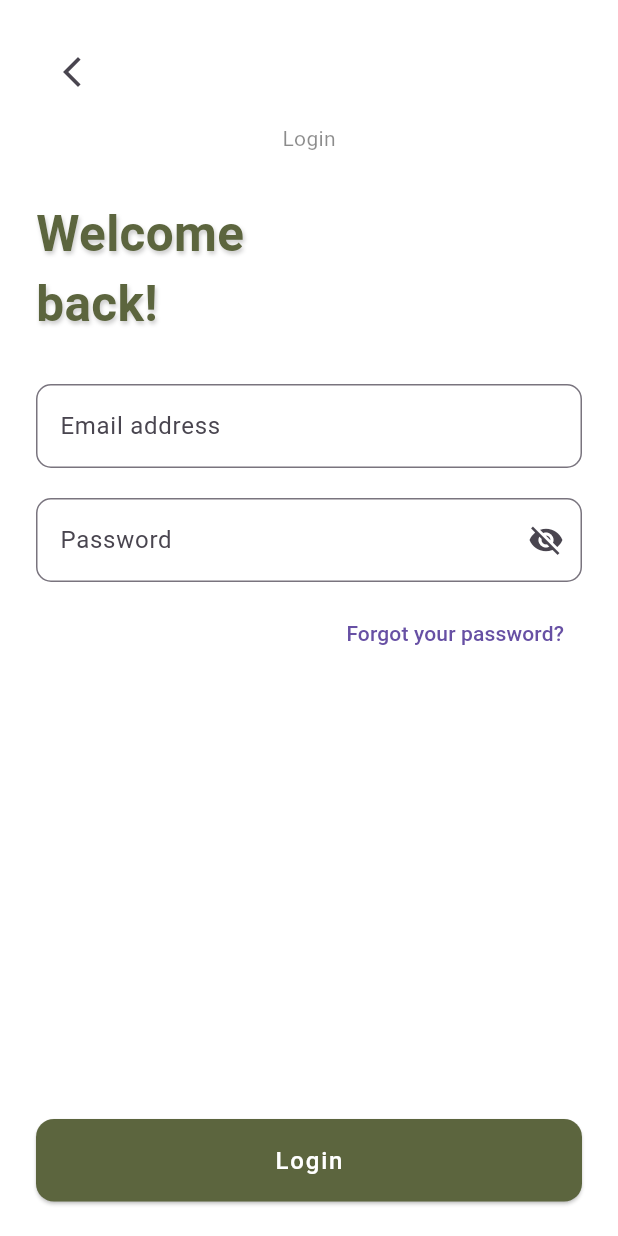
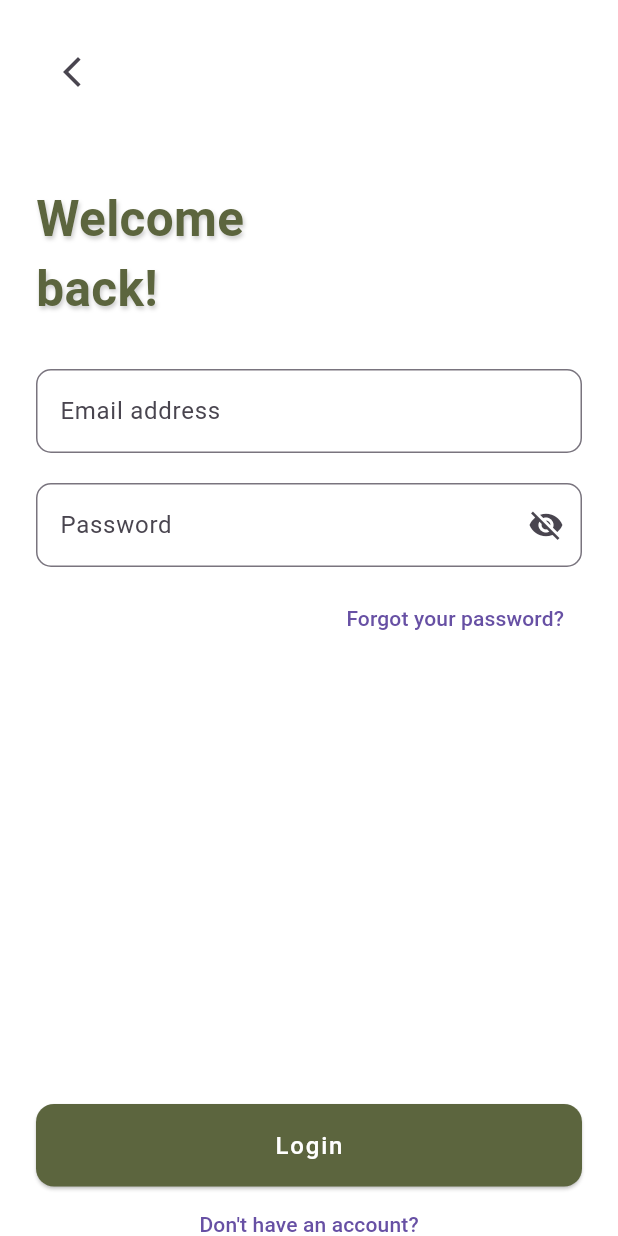
Before and after one commit to alphas12/trash_track, a Flutter app: the LoginPage screen opened directly, on a phone screen of 412 x 824 dp. Run offline on Flutter 3.47's test engine with Material 3 defaults, Android fonts, the phone set to English and light mode, and no system bars.

Commit message:
Update login_screen.dart

```diff
--- a/lib/screens/login_screen.dart
+++ b/lib/screens/login_screen.dart
@@ -1,4 +1,5 @@
 import 'package:flutter/material.dart';
+import 'package:trash_track/screens/signup_page.dart';
 
 class LoginPage extends StatelessWidget {
   const LoginPage({super.key});
@@ -23,16 +24,11 @@ class LoginPage extends StatelessWidget {
                   children: [
                     IconButton(
                       icon: const Icon(Icons.arrow_back_ios_new),
-                      onPressed: () {},
+                      onPressed: () {
+                        Navigator.pop(context);
+                      },
                     ),
-                    const SizedBox(height: 10),
-                    const Center(
-                      child: Text(
-                        'Login',
-                        style: TextStyle(fontSize: 14, color: Colors.black45),
-                      ),
-                    ),
-                    const SizedBox(height: 30),
+                    const SizedBox(height: 50),
                     Text(
                       'Welcome\nback!',
                       style: TextStyle(
@@ -97,6 +93,19 @@ class LoginPage extends StatelessWidget {
                         ),
                       ),
                     ),
+                    const SizedBox(height: 1),
+                    Align(
+                      alignment: Alignment.center,
+                      child: TextButton(
+                        onPressed: () {
+                          Navigator.push(
+                            context,
+                            MaterialPageRoute(builder: (context) => const SignUpPage()),
+                          );
+                        },
+                        child: const Text("Don't have an account?"),
+                      ),
+                    ),
                   ],
                 ),
               ),
```
